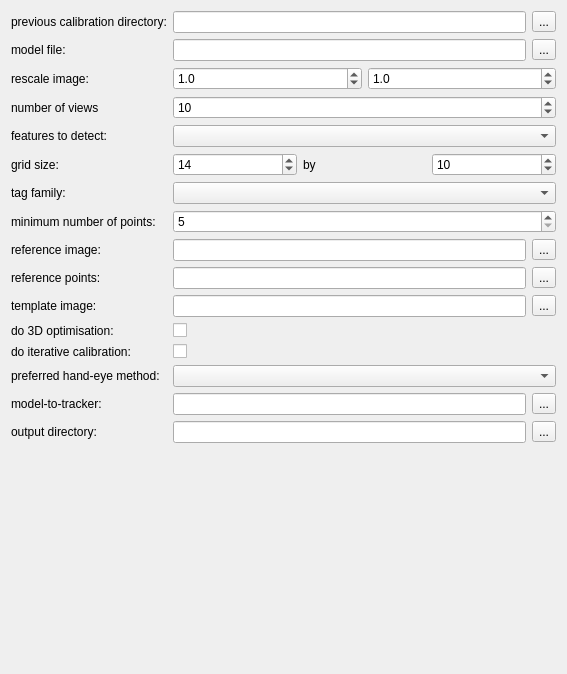
Old version of the form MITK/Plugins/uk.ac.ucl.cmic.igicameracal/src/internal/niftkCameraCalViewPreferencePage.ui in the repository NifTK/NifTK.
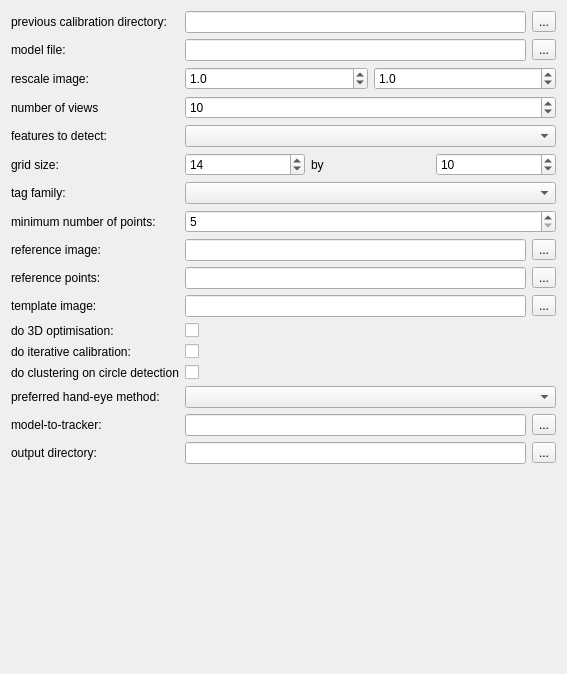
New version of the form.

Commit message: Issue #5287: Provide flag to turn OpenCV CB_CLUSTERING off in circle detection.

Diff of the .ui file:
```diff
--- a/MITK/Plugins/uk.ac.ucl.cmic.igicameracal/src/internal/niftkCameraCalViewPreferencePage.ui
+++ b/MITK/Plugins/uk.ac.ucl.cmic.igicameracal/src/internal/niftkCameraCalViewPreferencePage.ui
@@ -13,7 +13,7 @@
   <property name="windowTitle">
    <string>Form</string>
   </property>
-  <layout class="QVBoxLayout" name="verticalLayout">
+  <layout class="QHBoxLayout" name="horizontalLayout_10">
    <item>
     <layout class="QFormLayout" name="formLayout">
      <item row="0" column="0">
@@ -376,20 +376,37 @@
       </widget>
      </item>
      <item row="13" column="0">
+      <widget class="QLabel" name="m_ClusteringLabel">
+       <property name="toolTip">
+        <string>See Dutta 2009 paper.</string>
+       </property>
+       <property name="text">
+        <string>do clustering on circle detection</string>
+       </property>
+      </widget>
+     </item>
+     <item row="13" column="1">
+      <widget class="QCheckBox" name="m_ClusteringCheckBox">
+       <property name="text">
+        <string/>
+       </property>
+      </widget>
+     </item>
+     <item row="14" column="0">
       <widget class="QLabel" name="m_HandEyeLabel">
        <property name="text">
         <string>preferred hand-eye method:</string>
        </property>
       </widget>
      </item>
-     <item row="13" column="1">
+     <item row="14" column="1">
       <widget class="QComboBox" name="m_HandEyeComboBox">
        <property name="toolTip">
         <string>This plugin calculates all available hand-eye methods, so this is the one to visualise.</string>
        </property>
       </widget>
      </item>
-     <item row="14" column="0">
+     <item row="15" column="0">
       <widget class="QLabel" name="m_ModelToTrackerLabel">
        <property name="toolTip">
         <string>Name of a 4x4 file to describe model to tracker transform.</string>
@@ -399,7 +416,7 @@
        </property>
       </widget>
      </item>
-     <item row="14" column="1">
+     <item row="15" column="1">
       <layout class="QHBoxLayout" name="horizontalLayout_4">
        <item>
         <widget class="QLineEdit" name="m_ModelToTrackerLineEdit"/>
@@ -413,7 +430,7 @@
        </item>
       </layout>
      </item>
-     <item row="15" column="0">
+     <item row="16" column="0">
       <widget class="QLabel" name="m_OutputDirLabel">
        <property name="toolTip">
         <string>The minimum before camera calibration starts.</string>
@@ -423,7 +440,7 @@
        </property>
       </widget>
      </item>
-     <item row="15" column="1">
+     <item row="16" column="1">
       <layout class="QHBoxLayout" name="horizontalLayout_9">
        <item>
         <widget class="QLineEdit" name="m_OutputDirLineEdit">
```
The commit also changes 5 other files.
